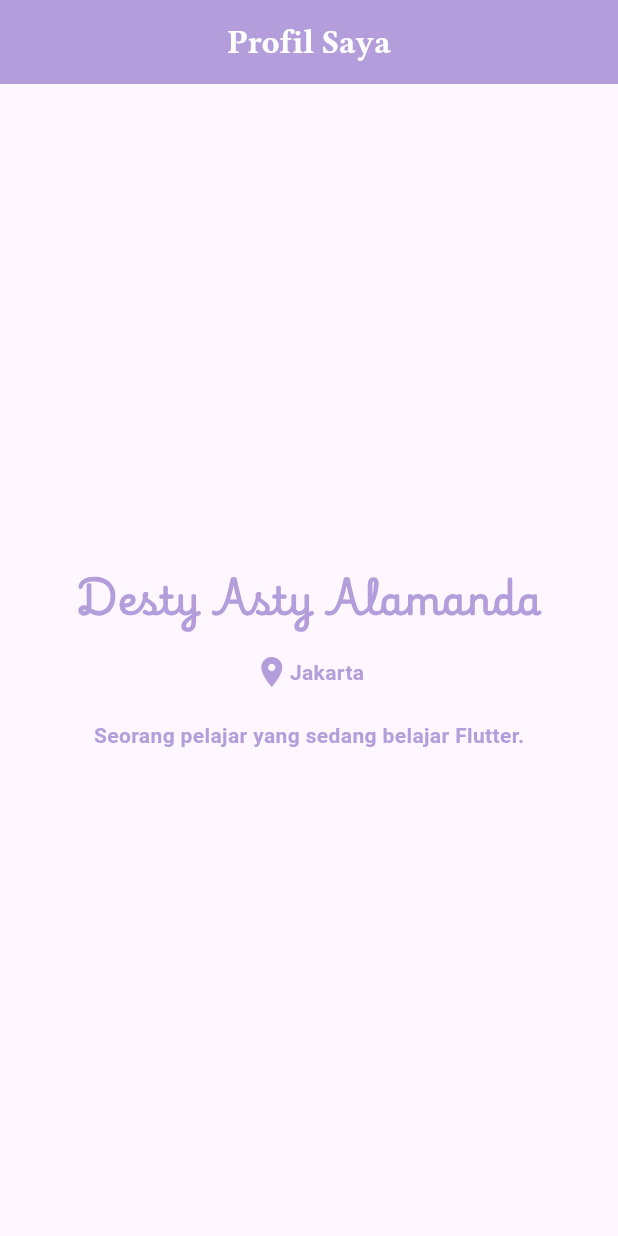
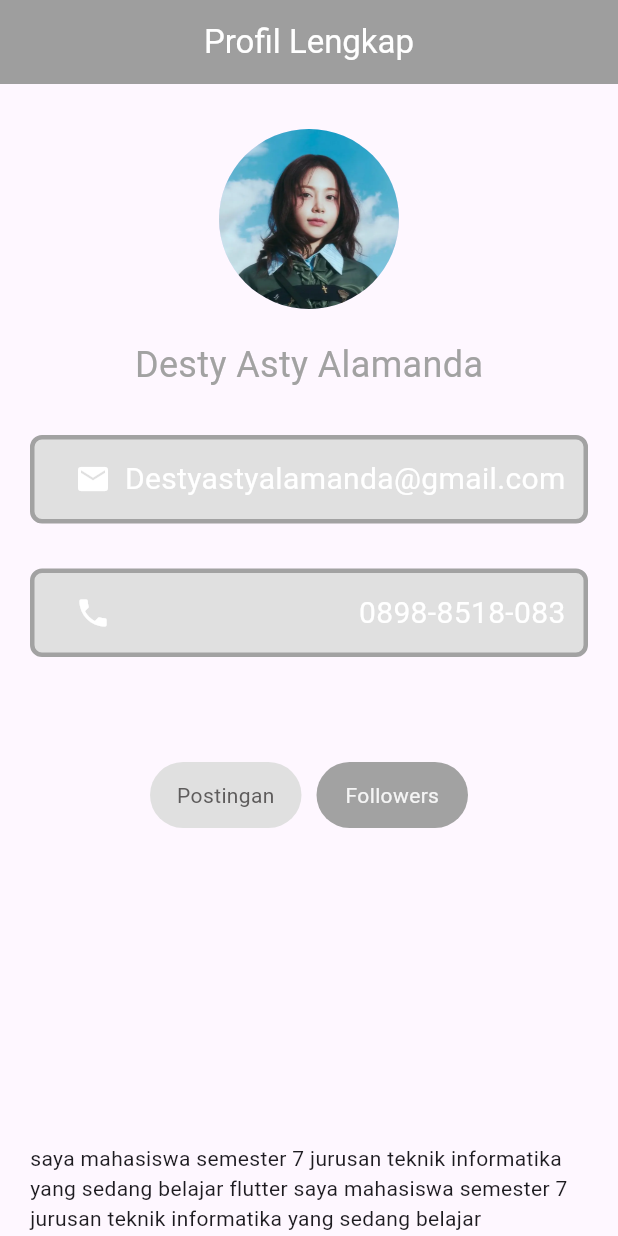
Before and after one commit to DestyAlamanda/ppkd_d_3, a Flutter app: the screen it shows after launch, on a phone screen of 412 x 824 dp. Run offline on Flutter 3.47's test engine with Material 3 defaults, Android fonts, the phone set to English and light mode, and no system bars.

Commit message:
Tugas 2 Flutter

```diff
--- a/lib/main.dart
+++ b/lib/main.dart
@@ -1,5 +1,6 @@
 import 'package:flutter/material.dart';
-import 'package:ppkd_d_3/tugas_1_flutter.dart';
+import 'package:ppkd_d_3/tugas_1/tugas_1_flutter.dart';
+import 'package:ppkd_d_3/tugas_2/tugas_2_flutter.dart';
 
 void main() {
   runApp(const MyApp());
@@ -31,7 +32,7 @@ class MyApp extends StatelessWidget {
         // tested with just a hot reload.
         colorScheme: ColorScheme.fromSeed(seedColor: Colors.deepPurple),
       ),
-      home: TugasSatu()
+      home: TugasDua()
     );
   }
 }
--- /dev/null
+++ b/lib/tugas_2/tugas_2_flutter.dart
@@ -0,0 +1,119 @@
+import 'package:flutter/material.dart';
+
+class TugasDua extends StatelessWidget {
+  const TugasDua({super.key});
+
+  @override
+  Widget build(BuildContext context) {
+    return Scaffold(
+      appBar: AppBar(
+        title: Text("Profil Lengkap",
+        style: TextStyle(
+          color: Colors.white,
+          )
+        ),
+        backgroundColor: Colors.grey,
+        centerTitle: true,
+      ),
+      body: Column(
+        children: [
+          SizedBox(height: 30),
+          CircleAvatar(
+            radius: 60,
+            backgroundImage: AssetImage("assets/photos/carmen.jpg",)
+          ),
+          SizedBox(height: 20),
+          Text("Desty Asty Alamanda", style: TextStyle(fontSize: 24, color: Color.fromARGB(255, 162, 162, 162))
+          ),
+          SizedBox(height: 20),
+          Padding(
+            padding: EdgeInsets.symmetric(vertical: 10, horizontal: 20),
+            child: Container(
+              padding: EdgeInsets.all(12),
+              decoration: BoxDecoration(
+                color: Colors.grey[300],
+                 border: Border.all(color: const Color.fromARGB(255, 162, 162, 162), width: 3),
+                borderRadius: BorderRadius.circular(8),
+              ),
+              child: Row(
+                children: [
+                  SizedBox(width: 15),
+                  Icon(Icons.email, color: Colors.white),
+                  // SizedBox(width: 15),
+                  Spacer(),
+                  Text("Destyastyalamanda@gmail.com",
+                  style: TextStyle(fontSize: 20,
+                  color: Colors.white,)
+                  )]
+              )
+             )
+           ),
+           Padding(
+            padding: EdgeInsets.symmetric(vertical:20 ,horizontal: 20),
+            child: Container(
+              padding: EdgeInsets.all(12),
+              decoration: BoxDecoration(
+                color: Colors.grey[300],
+                 border: Border.all(color: const Color.fromARGB(255, 162, 162, 162), width: 3),
+                borderRadius: BorderRadius.circular(8),
+              ),
+              child: Row(
+                children: [
+                  SizedBox(width: 15),
+                  Icon(Icons.phone,color: Colors.white),
+                  // SizedBox(width: 15),
+                  Spacer(),
+                  Text("0898-8518-083",
+                  style: TextStyle(fontSize: 20,
+                  color: Colors.white,)
+                  )]
+              )
+             )
+           ),
+            SizedBox(height: 50),
+            Padding(
+              padding: EdgeInsets.symmetric(horizontal: 100.0),
+              child: Row(
+              children: [
+                Expanded(
+                  child: Container(
+                    padding: EdgeInsets.all(12),
+                    decoration: BoxDecoration(
+                      color: Colors.grey[300],
+                      borderRadius: BorderRadius.circular(50)),
+                      child: Center(child: Text('Postingan', style: TextStyle(color: const Color.fromARGB(255, 94, 92, 92)))),
+                  ),
+                ),
+                SizedBox(width: 10),
+                Expanded(
+                  child: Container(
+                    padding: EdgeInsets.all(12),
+                    decoration: BoxDecoration(
+                      color:const Color.fromARGB(255, 162, 162, 162),
+                      borderRadius: BorderRadius.circular(50)),
+                      child: Center(child: Text('Followers', style: TextStyle(color: Colors.grey[100]))),
+                  ),
+                ),
+              ],
+            ),
+          ),
+          SizedBox(height: 200),
+          Padding(padding: EdgeInsets.symmetric(vertical: 10, horizontal: 20),
+          child: Text("saya mahasiswa semester 7 jurusan teknik informatika yang sedang belajar flutter saya mahasiswa semester 7 jurusan teknik informatika yang sedang belajar fluttersaya mahasiswa semester 7 jurusan teknik informatika yang sedang belajar flutter "),
+          ),
+           Padding(
+                  padding: EdgeInsets.symmetric(vertical: 10, horizontal: 20),
+                  child: Container(
+                  padding: EdgeInsets.all(12),
+                  decoration: BoxDecoration(
+                  color: Colors.grey[300],
+                  border: Border.all(color: const Color.fromARGB(255, 162, 162, 162), width: 3),
+                  borderRadius: BorderRadius.circular(8),
+              ),
+            ),
+                ),
+        ],
+      ),
+    );
+  }
+}
--- a/pubspec.yaml
+++ b/pubspec.yaml
@@ -60,7 +60,7 @@ flutter:
   # To add assets to your application, add an assets section, like this:
   assets:
     - assets/fonts/
-    # - images/a_dot_ham.jpeg
+    - assets/photos/carmen.jpg
 
   # An image asset can refer to one or more resolution-specific "variants", see
   # https://flutter.dev/to/resolution-aware-images
```
Also changed, not shown: assets/photos/carmen.jpg (added), lib/tugas_1/tugas_1_flutter.dart (renamed from lib/tugas_1_flutter.dart).
